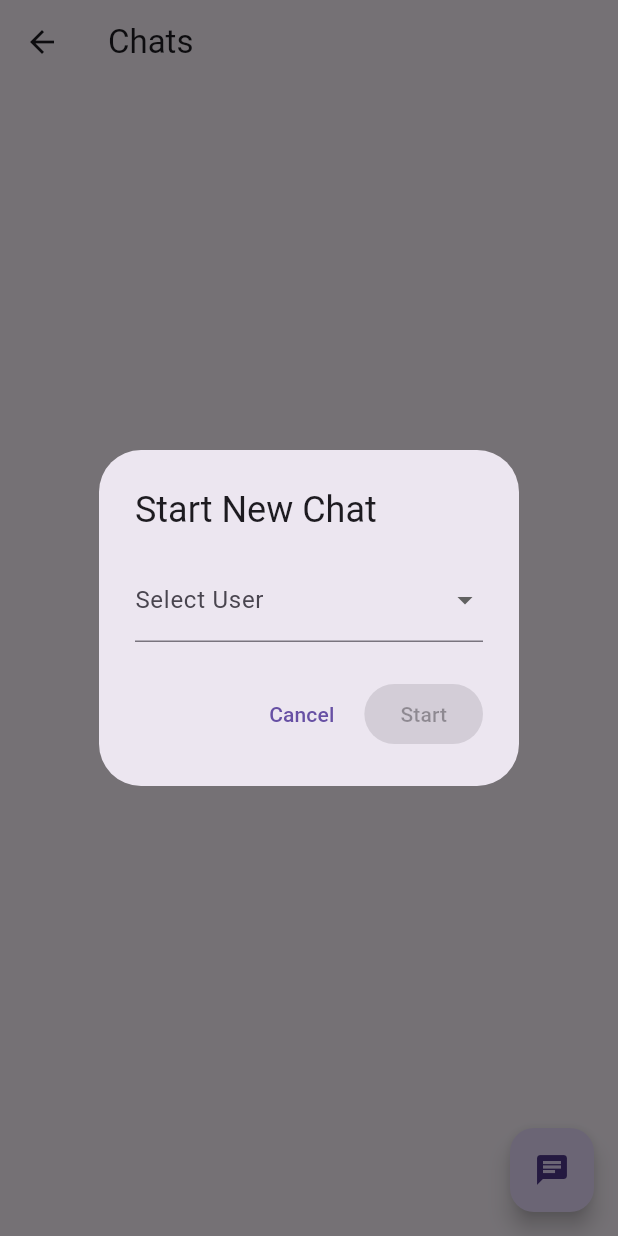
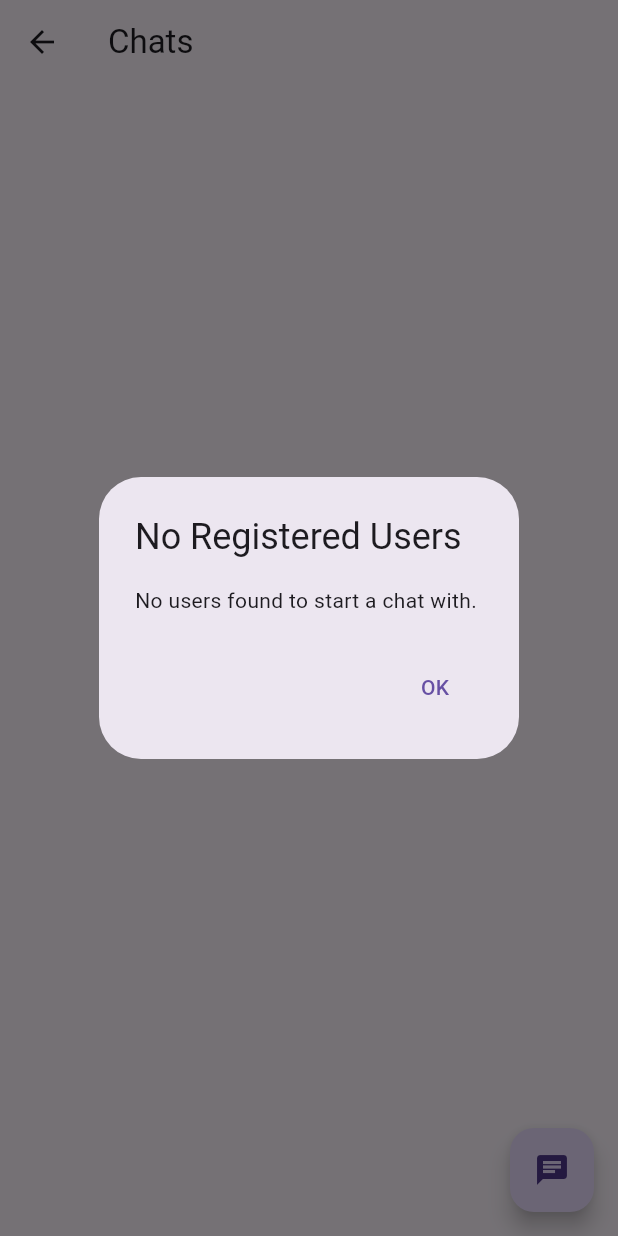
Before and after one commit to Redeat-Birhane/-2025-project-phase-mobile-tasks-, a Flutter app: the ChatListScreen screen opened by its route, after a tap on the "chat" icon, on a phone screen of 412 x 824 dp. Run offline on Flutter 3.47's test engine with Material 3 defaults, Android fonts, the phone set to English and light mode, and no system bars; our stand-ins replace bloc, dartz, equatable, flutter_bloc, internet_connection_checker, shared_preferences and 1 more; accounts and stored records are empty; network calls fail.

Commit message:
add feature with a dynamic list

```diff
--- /dev/null
+++ b/mobile/redeat/lib/features/auth/data/local_user_storage.dart
@@ -0,0 +1,26 @@
+import 'dart:convert';
+import 'package:shared_preferences/shared_preferences.dart';
+
+class LocalUserStorage {
+  static const String _usersKey = 'registered_users';
+
+  static Future<List<Map<String, dynamic>>> getRegisteredUsers() async {
+    final prefs = await SharedPreferences.getInstance();
+    final jsonString = prefs.getString(_usersKey);
+    if (jsonString == null) return [];
+
+    final List<dynamic> jsonList = json.decode(jsonString);
+    return jsonList.map((e) => Map<String, dynamic>.from(e)).toList();
+  }
+
+  static Future<void> addRegisteredUser(Map<String, dynamic> user) async {
+    final prefs = await SharedPreferences.getInstance();
+    final users = await getRegisteredUsers();
+
+    final exists = users.any((u) => u['id'] == user['id'] || u['email'] == user['email']);
+    if (!exists) {
+      users.add(user);
+      await prefs.setString(_usersKey, json.encode(users));
+    }
+  }
+}
--- /dev/null
+++ b/mobile/redeat/lib/features/chat/data/local_user_storage.dart
@@ -0,0 +1,39 @@
+import 'dart:convert';
+
+import 'package:shared_preferences/shared_preferences.dart';
+
+class LocalUserStorage {
+  static const _keyRegisteredUsers = 'registered_users';
+
+
+  static Future<void> addRegisteredUser(Map<String, dynamic> user) async {
+    final prefs = await SharedPreferences.getInstance();
+    final usersJson = prefs.getString(_keyRegisteredUsers);
+    List<dynamic> users = usersJson != null ? json.decode(usersJson) : [];
+
+
+    final existingIndex = users.indexWhere((u) => u['id'] == user['id']);
+    if (existingIndex >= 0) {
+      users[existingIndex] = user;
+    } else {
+      users.add(user);
+    }
+
+    await prefs.setString(_keyRegisteredUsers, json.encode(users));
+  }
+
+
+  static Future<List<Map<String, dynamic>>> getRegisteredUsers() async {
+    final prefs = await SharedPreferences.getInstance();
+    final usersJson = prefs.getString(_keyRegisteredUsers);
+    if (usersJson == null) return [];
+    final List<dynamic> users = json.decode(usersJson);
+    return users.cast<Map<String, dynamic>>();
+  }
+
+
+  static Future<void> clearUsers() async {
+    final prefs = await SharedPreferences.getInstance();
+    await prefs.remove(_keyRegisteredUsers);
+  }
+}
--- a/mobile/redeat/lib/features/chat/presentation/pages/chat_list_page.dart
+++ b/mobile/redeat/lib/features/chat/presentation/pages/chat_list_page.dart
@@ -3,52 +3,55 @@ import 'package:flutter_bloc/flutter_bloc.dart';
 
 import '../bloc/chat_bloc.dart';
 import 'chat_detail_page.dart';
+import '../../data/local_user_storage.dart';
 
-class ChatListScreen extends StatefulWidget {
+class ChatListScreen extends StatelessWidget {
   final String currentUserId;
 
   const ChatListScreen({super.key, required this.currentUserId});
 
-  @override
-  State<ChatListScreen> createState() => _ChatListScreenState();
+  void _showInitiateChatDialog(BuildContext context) async {
+    final registeredUsers = await LocalUserStorage.getRegisteredUsers();
+
+    if (registeredUsers.isEmpty) {
+      showDialog(
+        context: context,
+        builder: (_) => AlertDialog(
+          title: const Text('No Registered Users'),
+          content: const Text('No users found to start a chat with.'),
+          actions: [
+            TextButton(
+              onPressed: () => Navigator.of(context).pop(),
+              child: const Text('OK'),
+            ),
+          ],
+        ),
+      );
+      return;
     }
-
-class _ChatListScreenState extends State<ChatListScreen> {
-  String? selectedUserId;
-
-  // Hardcoded list of users for demo purposes
-  final List<Map<String, String>> users = [
-    {'id': 'user1', 'name': 'Alice'},
-    {'id': 'user2', 'name': 'Bob'},
-    {'id': 'user3', 'name': 'Charlie'},
-    {'id': 'user4', 'name': 'Diana'},
-  ];
-
-  void _showInitiateChatDialog(BuildContext context) {
-    setState(() {
-      selectedUserId = null;
-    });
 
     showDialog(
       context: context,
-      builder: (context) => AlertDialog(
+      builder: (context) {
+        return AlertDialog(
           title: const Text('Start New Chat'),
-        content: DropdownButtonFormField<String>(
-          value: selectedUserId,
-          items: users
-              .where((u) => u['id'] != widget.currentUserId) // exclude self
-              .map((user) => DropdownMenuItem<String>(
-            value: user['id'],
-            child: Text(user['name']!),
-          ))
-              .toList(),
-          onChanged: (value) {
-            setState(() {
-              selectedUserId = value;
-            });
+          content: SizedBox(
+            width: double.maxFinite,
+            height: 300,
+            child: ListView.builder(
+              shrinkWrap: true,
+              itemCount: registeredUsers.length,
+              itemBuilder: (context, index) {
+                final user = registeredUsers[index];
+                return ListTile(
+                  title: Text(user['name'] ?? 'Unknown'),
+                  subtitle: Text(user['email'] ?? ''),
+                  onTap: () {
+                    context.read<ChatBloc>().add(InitiateChat(user['id']));
+                    Navigator.of(context).pop();
                   },
-          decoration: const InputDecoration(
-            labelText: 'Select User',
+                );
+              },
             ),
           ),
           actions: [
@@ -56,17 +59,9 @@ class _ChatListScreenState extends State<ChatListScreen> {
               onPressed: () => Navigator.of(context).pop(),
               child: const Text('Cancel'),
             ),
-          ElevatedButton(
-            onPressed: selectedUserId == null
-                ? null
-                : () {
-              context.read<ChatBloc>().add(InitiateChat(selectedUserId!));
-              Navigator.of(context).pop();
+          ],
+        );
       },
-            child: const Text('Start'),
-          ),
-        ],
-      ),
     );
   }
 
@@ -84,8 +79,8 @@ class _ChatListScreenState extends State<ChatListScreen> {
                 MaterialPageRoute(
                   builder: (_) => ChatDetailScreen(
                     chatId: newChat.id,
-                    chatName: newChat.getName(widget.currentUserId),
-                    currentUserId: widget.currentUserId,
+                    chatName: newChat.getName(currentUserId),
+                    currentUserId: currentUserId,
                   ),
                 ),
               );
@@ -102,10 +97,16 @@ class _ChatListScreenState extends State<ChatListScreen> {
                 itemCount: chats.length,
                 itemBuilder: (context, index) {
                   final chat = chats[index];
-                  final displayName = chat.getName(widget.currentUserId);
+                  final displayName = chat.getName(currentUserId);
                   return ListTile(
-                    leading: CircleAvatar(child: Text(displayName.substring(0, 1))),
-                    title: Text(displayName),
+                    leading: CircleAvatar(
+                      child: Text(
+                        displayName.isNotEmpty
+                            ? displayName.substring(0, 1).toUpperCase()
+                            : '?',
+                      ),
+                    ),
+                    title: Text(displayName.isNotEmpty ? displayName : 'Unknown'),
                     subtitle: Text(chat.lastMessage ?? ''),
                     trailing: (chat.unreadCount ?? 0) > 0
                         ? CircleAvatar(
@@ -123,8 +124,8 @@ class _ChatListScreenState extends State<ChatListScreen> {
                         MaterialPageRoute(
                           builder: (_) => ChatDetailScreen(
                             chatId: chat.id,
-                            chatName: displayName,
-                            currentUserId: widget.currentUserId,
+                            chatName: displayName.isNotEmpty ? displayName : 'Unknown',
+                            currentUserId: currentUserId,
                           ),
                         ),
                       );
```
Also changed, not shown: mobile/redeat/lib/features/auth/presentation/pages/sign_up_page.dart (+11 -1 lines), mobile/redeat/lib/main.dart (+21 -15 lines). Lines whose indentation alone changed are shown as unchanged.
